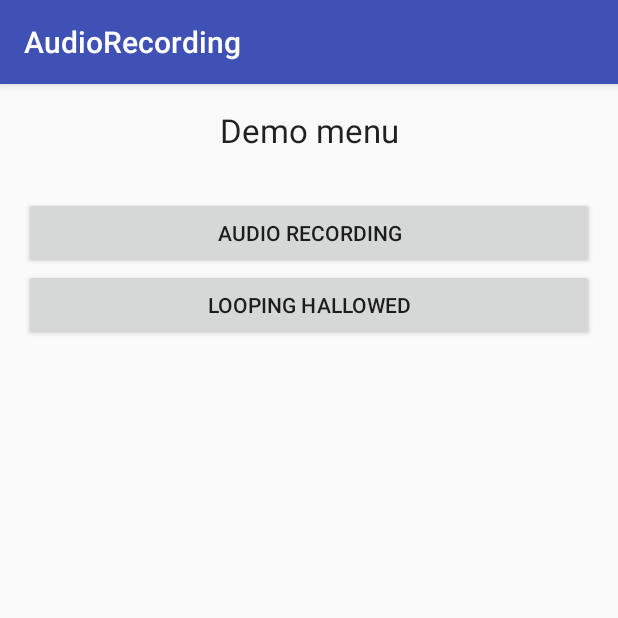
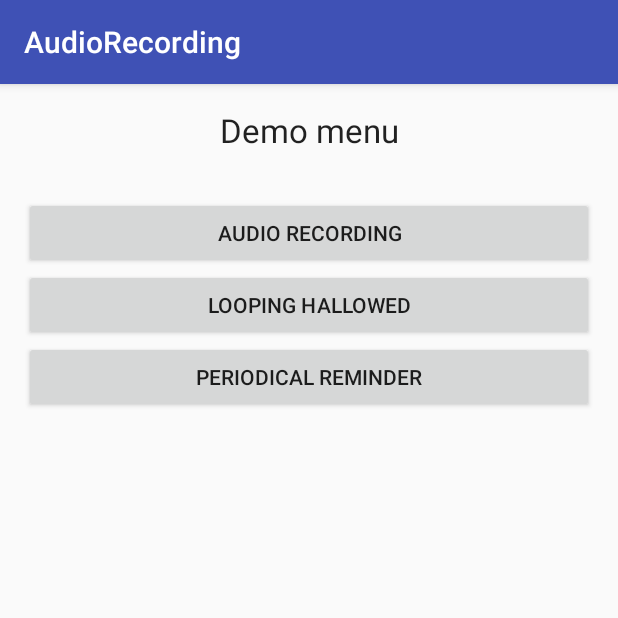
Before and after one commit to nesl/AcousticEMA, an Android app: the screen it shows after launch (MainActivity), on a phone screen of 412 x 824 dp, the top half of it. Run offline under Robolectric (Android 15) with nearby library versions, the phone set to English and light mode, and no system bars.

Commit message:
Add periodically playing sound demo

```diff
--- a/playground/AudioRecording/app/src/main/java/ucla/nesl/audiorecording/audiorecording/MainActivity.java
+++ b/playground/AudioRecording/app/src/main/java/ucla/nesl/audiorecording/audiorecording/MainActivity.java
@@ -14,6 +14,7 @@ public class MainActivity extends AppCompatActivity {
 
     private Button recordButton;
     private Button loopButton;
+    private Button periodicalButton;
 
     @Override
     protected void onCreate(Bundle savedInstanceState) {
@@ -22,12 +23,13 @@ public class MainActivity extends AppCompatActivity {
 
         permissionSelfCheck();
 
-        recordButton = (Button)findViewById(R.id.buttonRecord);
-        loopButton = (Button)findViewById(R.id.buttonPlay);
+        recordButton = (Button) findViewById(R.id.buttonRecord);
+        loopButton = (Button) findViewById(R.id.buttonPlay);
+        periodicalButton = (Button) findViewById(R.id.buttonPeriodical);
 
         recordButton.setOnClickListener(recordClickEventListener);
         loopButton.setOnClickListener(loopHallowedClickEventListener);
-
+        periodicalButton.setOnClickListener(perodicalReminderClickEventListener);
     }
 
     // ---- button callbacks --------------------------------------------------------------------
@@ -43,6 +45,15 @@ public class MainActivity extends AppCompatActivity {
         @Override
         public void onClick(View v) {
             Intent intent = new Intent(MainActivity.this, LoopingMusicActivity.class);
+            startActivity(intent);
+        }
+    };
+
+    private final View.OnClickListener perodicalReminderClickEventListener
+            = new View.OnClickListener() {
+        @Override
+        public void onClick(View v) {
+            Intent intent = new Intent(MainActivity.this, PeriodicalSoundActivity.class);
             startActivity(intent);
         }
     };
@@ -64,5 +75,10 @@ public class MainActivity extends AppCompatActivity {
             ActivityCompat.requestPermissions(this,
                     new String[]{Manifest.permission.READ_EXTERNAL_STORAGE}, 2);
         }
+        if (ContextCompat.checkSelfPermission(this, Manifest.permission.WAKE_LOCK)
+                != PackageManager.PERMISSION_GRANTED) {
+            ActivityCompat.requestPermissions(this,
+                    new String[]{Manifest.permission.WAKE_LOCK}, 3);
+        }
     }
 }
--- a/playground/AudioRecording/app/src/main/res/layout/activity_main.xml
+++ b/playground/AudioRecording/app/src/main/res/layout/activity_main.xml
@@ -37,5 +37,12 @@
         android:layout_below="@+id/buttonRecord"
         android:layout_alignParentStart="true" />
 
+    <Button
+        android:layout_width="fill_parent"
+        android:layout_height="wrap_content"
+        android:text="Periodical reminder"
+        android:id="@+id/buttonPeriodical"
+        android:layout_below="@+id/buttonPlay"
+        android:layout_alignParentStart="true" />
 
 </RelativeLayout>
```
Also changed, not shown: playground/AudioRecording/app/src/main/AndroidManifest.xml (+9 -2 lines), playground/AudioRecording/app/src/main/java/ucla/nesl/audiorecording/audiorecording/PeriodicalSoundActivity.java (added, +23 -0 lines), playground/AudioRecording/app/src/main/java/ucla/nesl/audiorecording/audiorecording/PeriodicalSoundService.java (added, +101 -0 lines), playground/AudioRecording/app/src/main/res/layout/activity_periodical_sound.xml (added, +19 -0 lines).
